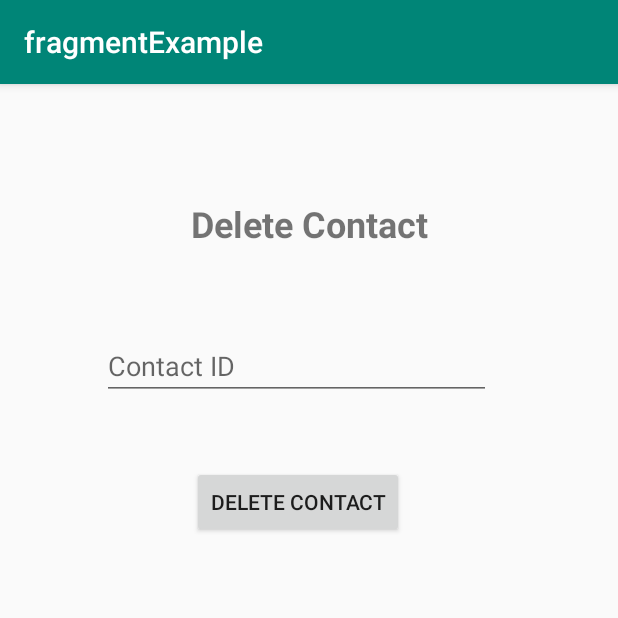
After one commit to tarun786/fragmentExample, an Android app: the fragment DeleteContactFragment placed in its activity, on a phone screen of 412 x 824 dp, the top half of it. The commit adds this screen. Run offline under Robolectric (Android 15) with nearby library versions, the phone set to English and light mode, and no system bars.

Commit message:
added code for delete contact info

```diff
--- a/app/src/main/java/com/example/sqlitepractice/ContactDBHelper.java
+++ b/app/src/main/java/com/example/sqlitepractice/ContactDBHelper.java
@@ -70,6 +70,11 @@ public class ContactDBHelper extends SQLiteOpenHelper {
         String userSelectionID = ContactContract.ContactEntry.CONTACT_ID+" = "+"?";
         sqLiteDatabase.update(ContactContract.ContactEntry.TABLE_NAME, contentValues, userSelectionID, new String[] {String.valueOf(id)});
 
+    }
 
+    public void deleteContact(int id, SQLiteDatabase sqLiteDatabase)
+    {
+        String selectionQuery = ContactContract.ContactEntry.CONTACT_ID+" = "+id;
+        sqLiteDatabase.delete(ContactContract.ContactEntry.TABLE_NAME,selectionQuery,null);
     }
 }
--- a/app/src/main/java/com/example/sqlitepractice/HomeFragment.java
+++ b/app/src/main/java/com/example/sqlitepractice/HomeFragment.java
@@ -41,6 +41,10 @@ public class HomeFragment extends Fragment implements View.OnClickListener {
 
         btnUpdate = view.findViewById(R.id.btn_update_contact);
         btnUpdate.setOnClickListener(this);
+
+        btnDelete = view.findViewById(R.id.btn_delete_contact);
+        btnDelete.setOnClickListener(this);
+
         return view;
     }
 
@@ -57,6 +61,9 @@ public class HomeFragment extends Fragment implements View.OnClickListener {
             case R.id.btn_update_contact:
                 onDbOpListner.dbOpPerform(2);
                 break;
+            case R.id.btn_delete_contact:
+                onDbOpListner.dbOpPerform(3);
+                break;
         }
     }
 
--- a/app/src/main/java/com/example/sqlitepractice/SqliteExample.java
+++ b/app/src/main/java/com/example/sqlitepractice/SqliteExample.java
@@ -39,6 +39,10 @@ public class SqliteExample extends AppCompatActivity implements OnDbOpListner {
             case 2:
                 getSupportFragmentManager().beginTransaction().replace(R.id.fragment_container, new UpdateContactFragment()).addToBackStack(null).commit();
                 break;
+
+            case 3:
+                getSupportFragmentManager().beginTransaction().replace(R.id.fragment_container, new DeleteContactFragment()).addToBackStack(null).commit();
+                break;
         }
     }
 }
--- /dev/null
+++ b/app/src/main/res/layout/fragment_delete_contact.xml
@@ -0,0 +1,55 @@
+<androidx.constraintlayout.widget.ConstraintLayout xmlns:android="http://schemas.android.com/apk/res/android"
+    xmlns:app="http://schemas.android.com/apk/res-auto"
+    xmlns:tools="http://schemas.android.com/tools"
+    android:layout_width="match_parent"
+    android:layout_height="match_parent"
+    tools:context="com.example.sqlitepractice.DeleteContactFragment">
+
+
+    <TextView
+        android:id="@+id/delete_txt_label"
+        android:layout_width="wrap_content"
+        android:layout_height="wrap_content"
+        android:layout_marginStart="8dp"
+        android:layout_marginTop="32dp"
+        android:layout_marginEnd="8dp"
+        android:text="@string/label_delete_contact"
+        android:textAlignment="center"
+        android:textSize="24sp"
+        android:textStyle="bold"
+        app:layout_constraintEnd_toEndOf="parent"
+        app:layout_constraintStart_toStartOf="parent"
+        app:layout_constraintTop_toTopOf="parent" />
+
+    <EditText
+        android:id="@+id/delete_cont_id_label"
+        android:layout_width="259dp"
+        android:layout_height="wrap_content"
+        android:layout_marginStart="8dp"
+        android:layout_marginTop="56dp"
+        android:layout_marginEnd="8dp"
+        android:ems="10"
+        android:hint="@string/delete_contact_id"
+        android:inputType="number"
+        app:layout_constraintEnd_toEndOf="parent"
+        app:layout_constraintHorizontal_bias="0.419"
+        app:layout_constraintStart_toStartOf="parent"
+        app:layout_constraintTop_toBottomOf="@+id/delete_txt_label" />
+
+    <Button
+        android:id="@+id/delete_cont_btn"
+        android:layout_width="wrap_content"
+        android:layout_height="wrap_content"
+        android:layout_marginStart="8dp"
+        android:layout_marginLeft="8dp"
+        android:layout_marginTop="44dp"
+        android:layout_marginEnd="8dp"
+        android:layout_marginRight="8dp"
+        android:text="@string/label_delete_contact"
+        app:layout_constraintEnd_toEndOf="parent"
+        app:layout_constraintHorizontal_bias="0.466"
+        app:layout_constraintStart_toStartOf="parent"
+        app:layout_constraintTop_toBottomOf="@+id/delete_cont_id_label" />
+
+
+</androidx.constraintlayout.widget.ConstraintLayout>
--- a/app/src/main/res/values/strings.xml
+++ b/app/src/main/res/values/strings.xml
@@ -13,4 +13,6 @@
     <string name="update_name_label">Enter Name</string>
     <string name="update_email_label">Enter Email</string>
     <string name="update_btn">Update Contact</string>
+    <string name="label_delete_contact">Delete Contact</string>
+    <string name="delete_contact_id">Contact ID</string>
 </resources>
```
Also changed, not shown: app/src/main/java/com/example/sqlitepractice/DeleteContactFragment.java (added, +93 -0 lines).
